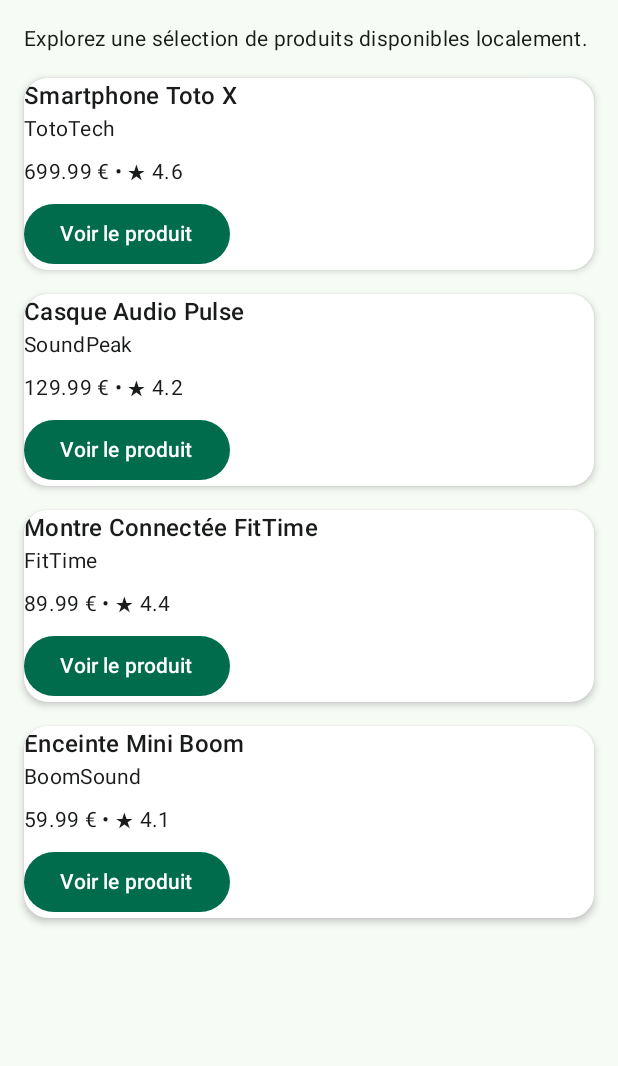
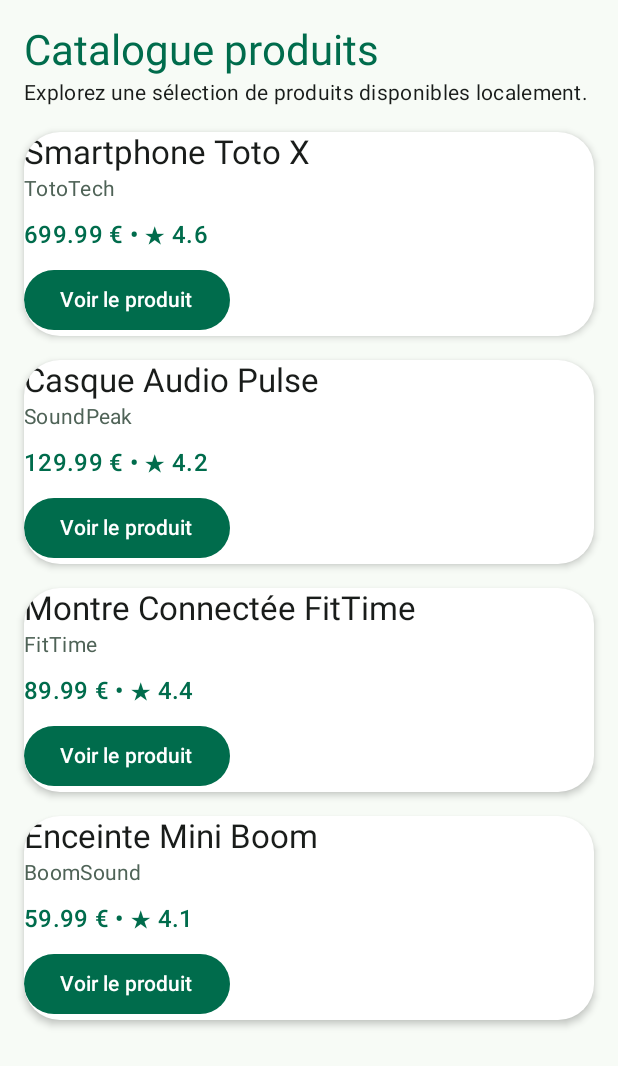
Before and after one commit to Badoux17/Product-Explorer, an Android app built with Jetpack Compose: the screen it shows after launch (MainActivity), on a phone screen of 412 x 824 dp. Shown: the top 1066 px of the screen. Run offline under Robolectric (Android 15) with nearby library versions, the phone set to English and light mode, and no system bars.

Commit message:
Tp7 Etape 7 à 9

```diff
--- a/app/src/main/java/com/example/productexplorer/MainActivity.kt
+++ b/app/src/main/java/com/example/productexplorer/MainActivity.kt
@@ -452,16 +452,18 @@ fun CategoryChip(
 ) {
     Surface(
         modifier = modifier,
-        shape = MaterialTheme.shapes.medium,
-        tonalElevation = 2.dp
+        shape = MaterialTheme.shapes.extraLarge,
+        color = MaterialTheme.colorScheme.secondary,
+        contentColor = MaterialTheme.colorScheme.onPrimary
     ) {
         Text(
             text = label,
-            modifier = Modifier.padding(horizontal = 12.dp, vertical = 8.dp),
-            style = MaterialTheme.typography.bodyMedium
+            modifier = Modifier.padding(horizontal = 14.dp, vertical = 8.dp),
+            style = MaterialTheme.typography.labelLarge
         )
     }
 }
+
 
 @Composable
 fun CategoriesSection(
@@ -538,7 +540,7 @@ fun ProductCatalogScreen(
     )
     {
         item {
-            ext(
+            Text(
                 text = "Catalogue produits",
                 style = MaterialTheme.typography.headlineMedium,
                 color = MaterialTheme.colorScheme.primary
@@ -576,16 +578,21 @@ fun ProductListItem(
     ) {
         Text(
             text = product.title,
-                style = MaterialTheme.typography.titleMedium
+            style = MaterialTheme.typography.titleLarge,
+            color = MaterialTheme.colorScheme.onSurface
         )
+
         Text(
             text = product.brand,
-                style = MaterialTheme.typography.bodyMedium
+            style = MaterialTheme.typography.bodyMedium,
+            color = MaterialTheme.colorScheme.secondary
         )
+
         Spacer(modifier = Modifier.height(8.dp))
         Text(
             text = "${product.price} € • ★ ${product.rating}",
-                style = MaterialTheme.typography.bodyMedium
+            style = MaterialTheme.typography.titleMedium,
+            color = MaterialTheme.colorScheme.primary
         )
             Spacer(modifier = Modifier.height(8.dp))
             Button(onClick = onClick) {
--- a/app/src/main/java/com/example/productexplorer/ui/theme/Theme.kt
+++ b/app/src/main/java/com/example/productexplorer/ui/theme/Theme.kt
@@ -3,7 +3,9 @@ package com.example.productexplorer.ui.theme
 import android.app.Activity
 import android.os.Build
 import androidx.compose.foundation.isSystemInDarkTheme
+import androidx.compose.foundation.shape.RoundedCornerShape
 import androidx.compose.material3.MaterialTheme
+import androidx.compose.material3.Shapes
 import androidx.compose.material3.darkColorScheme
 import androidx.compose.material3.dynamicDarkColorScheme
 import androidx.compose.material3.dynamicLightColorScheme
@@ -11,6 +13,7 @@ import androidx.compose.material3.lightColorScheme
 import androidx.compose.runtime.Composable
 import androidx.compose.ui.graphics.Color
 import androidx.compose.ui.platform.LocalContext
+import androidx.compose.ui.unit.dp
 
 private val DarkColorScheme = darkColorScheme(
     primary = Color(0xFF7DDBB0),
@@ -32,6 +35,13 @@ private val LightColorScheme = lightColorScheme(
     onSurface = Color(0xFF191C1A)
 )
 
+private val ProductShapes = Shapes(
+    small = RoundedCornerShape(8.dp),
+    medium = RoundedCornerShape(16.dp),
+    large = RoundedCornerShape(24.dp),
+    extraLarge = RoundedCornerShape(32.dp)
+)
+
 @Composable
 fun ProductExplorerTheme(
     darkTheme: Boolean = isSystemInDarkTheme(),
@@ -45,6 +55,7 @@ fun ProductExplorerTheme(
     MaterialTheme(
         colorScheme = colorScheme,
         typography = Typography,
+        shapes = ProductShapes,
         content = content
     )
 }
```
Also changed, not shown: 1 other file. Lines whose indentation alone changed are shown as unchanged.
